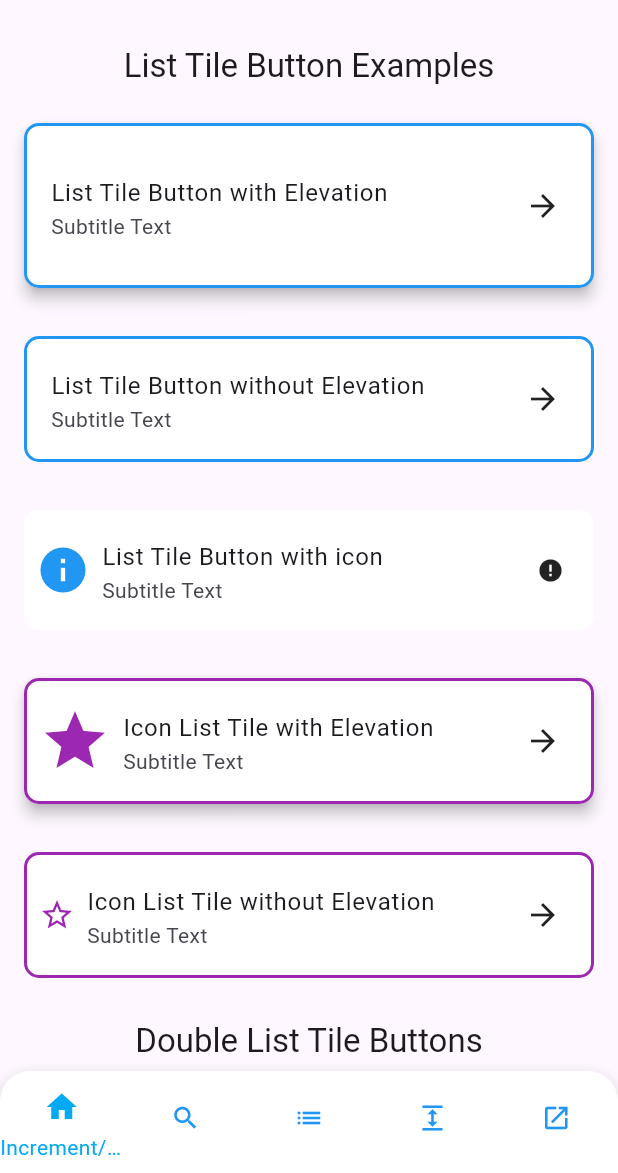
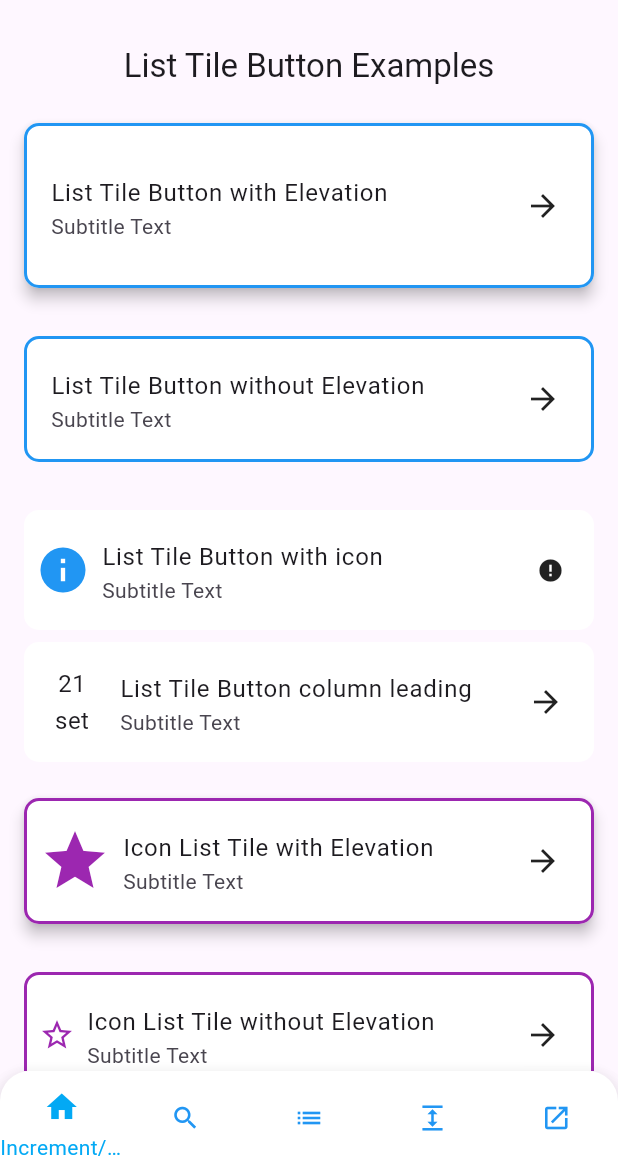
Before and after one commit to FrenkyDema/risto_widgets, a Flutter app: the screen it shows after launch, swiped to page 3, on a phone screen of 412 x 824 dp, the part 63-1236 px from its top. Run offline on Flutter 3.47's test engine with Material 3 defaults, Android fonts, the phone set to English and light mode, and no system bars.

Commit message:
Refactoring widgets customization fields (#56)
* Add Height and Weight

Refactoring

* Update single_press_button_test.dart

Update tests

* Change color to backgroundColor

Update example
Refactoring

* Fix ListTileButton

Adding padding to all List tile section
Fix right leading scaling
Update example
Refactoring

```diff
--- a/example/lib/pages/action_button_page.dart
+++ b/example/lib/pages/action_button_page.dart
@@ -111,7 +111,7 @@ class _ActionButtonPageState extends State<ActionButtonPage> {
         SinglePressButton(
           onPressed: _incrementCounterAsync,
           margin: const EdgeInsets.symmetric(vertical: 8),
-          color: Colors.purple,
+          backgroundColor: Colors.purple,
           disabledColor: Colors.purple.shade200,
           borderRadius: 8.0,
           elevation: 4.0,
--- a/example/lib/pages/list_tile_button_page.dart
+++ b/example/lib/pages/list_tile_button_page.dart
@@ -50,6 +50,31 @@ class ListTileButtonPage extends StatelessWidget {
             ),
             leading: const Icon(Icons.info, color: Colors.blue),
             leadingSizeFactor: 1.5,
+          ),
+          ListTileButton(
+            onPressed: () => {},
+            backgroundColor: Colors.white,
+            leading: const Column(
+              mainAxisAlignment: MainAxisAlignment.center,
+              crossAxisAlignment: CrossAxisAlignment.center,
+              children: [
+                Text("21"),
+                Padding(
+                  padding: EdgeInsets.only(top: 2.0),
+                  child: Text("set"),
+                )
+              ],
+            ),
+            leadingSizeFactor: 2,
+            trailing: const Icon(Icons.arrow_forward),
+            subtitle: const Text('Subtitle Text'),
+            body: const Row(
+              mainAxisAlignment: MainAxisAlignment.start,
+              crossAxisAlignment: CrossAxisAlignment.start,
+              children: <Widget>[
+                Text('List Tile Button column leading'),
+              ],
+            ),
           ),
           const SizedBox(height: 16),
           IconListTileButton(
--- a/lib/widgets/buttons/list_tile_button.dart
+++ b/lib/widgets/buttons/list_tile_button.dart
@@ -29,8 +29,14 @@ class ListTileButton extends StatelessWidget {
   /// Internal padding within the tile.
   final EdgeInsetsGeometry? padding;
 
-  /// Padding for the content within the [ListTile].
-  final EdgeInsetsGeometry? contentPadding;
+  /// Padding for the [body] within the [ListTile].
+  final EdgeInsetsGeometry? bodyPadding;
+
+  /// Padding around the [leading] widget.
+  final EdgeInsetsGeometry? leadingPadding;
+
+  /// Padding around the [trailing] widget.
+  final EdgeInsetsGeometry? trailingPadding;
 
   // Content
 
@@ -83,7 +89,9 @@ class ListTileButton extends StatelessWidget {
     this.onLongPress,
     this.margin,
     this.padding,
-    this.contentPadding,
+    this.bodyPadding,
+    this.leadingPadding,
+    this.trailingPadding,
     this.leading,
     this.leadingSizeFactor = 1.0,
     required this.body,
@@ -102,17 +110,32 @@ class ListTileButton extends StatelessWidget {
   Widget build(BuildContext context) {
     Widget? leadingWidget;
     if (leading != null) {
-      leadingWidget = Center(
+      leadingWidget = Padding(
+        padding: leadingPadding ?? EdgeInsets.zero,
+        child: Center(
           child: SizedBox(
             key: const Key('leading_wrapper'),
             // Added Key for testing
             width: 24.0 * leadingSizeFactor,
             height: 24.0 * leadingSizeFactor,
             child: FittedBox(
-            fit: BoxFit.fill,
+              fit: BoxFit.contain,
               alignment: Alignment.center,
               child: leading,
             ),
+          ),
+        ),
+      );
+    }
+
+    Widget? trailingWidget;
+    if (trailing != null) {
+      trailingWidget = Padding(
+        padding: trailingPadding ?? const EdgeInsets.only(right: 12),
+        child: Container(
+          alignment: Alignment.center,
+          height: double.infinity,
+          child: trailing,
         ),
       );
     }
@@ -144,20 +167,14 @@ class ListTileButton extends StatelessWidget {
                         titleAlignment: bodyAlignment,
                         visualDensity: visualDensity ?? VisualDensity.compact,
                         contentPadding:
-                            contentPadding ?? const EdgeInsets.only(left: 8),
+                            bodyPadding ?? const EdgeInsets.only(left: 8),
                         minVerticalPadding: 0,
                         minLeadingWidth: 0,
                         title: body,
                         subtitle: subtitle,
                       ),
                     ),
-                    if (trailing != null)
-                      Container(
-                        margin: const EdgeInsets.only(right: 12),
-                        alignment: Alignment.center,
-                        height: double.infinity,
-                        child: trailing,
-                      ),
+                    if (trailingWidget != null) trailingWidget,
                   ],
                 ),
               ),
@@ -193,8 +210,14 @@ class IconListTileButton extends StatelessWidget {
   /// Internal padding within the tile.
   final EdgeInsetsGeometry? padding;
 
-  /// Padding for the content within the [ListTile].
-  final EdgeInsetsGeometry? contentPadding;
+  /// Padding for the [body] within the [ListTile].
+  final EdgeInsetsGeometry? bodyPadding;
+
+  /// Padding around the [leading] widget.
+  final EdgeInsetsGeometry? leadingPadding;
+
+  /// Padding around the [trailing] widget.
+  final EdgeInsetsGeometry? trailingPadding;
 
   // Content
 
@@ -227,6 +250,9 @@ class IconListTileButton extends StatelessWidget {
   /// Elevation of the tile's shadow.
   final double? elevation;
 
+  /// Border radius of the tile's rounded corners.
+  final double borderRadius;
+
   /// Creates an [IconListTileButton] with an icon and customizable content.
   const IconListTileButton({
     super.key,
@@ -241,8 +267,11 @@ class IconListTileButton extends StatelessWidget {
     this.leadingSizeFactor = 1.0,
     this.margin,
     this.padding,
-    this.contentPadding,
+    this.bodyPadding,
+    this.leadingPadding,
+    this.trailingPadding,
     this.elevation,
+    this.borderRadius = 10,
   });
 
   @override
@@ -250,10 +279,13 @@ class IconListTileButton extends StatelessWidget {
     return ListTileButton(
       margin: margin,
       padding: padding,
-      contentPadding: contentPadding,
+      bodyPadding: bodyPadding,
+      leadingPadding: leadingPadding,
+      trailingPadding: trailingPadding,
       backgroundColor: backgroundColor,
       borderColor: borderColor,
       elevation: elevation,
+      borderRadius: borderRadius,
       body: title,
       subtitle: subtitle,
       trailing: trailing,
--- a/lib/widgets/buttons/single_press_button.dart
+++ b/lib/widgets/buttons/single_press_button.dart
@@ -19,10 +19,12 @@ import 'custom_action_button.dart';
 ///   },
 ///   child: Text('Submit'),
 ///   showLoadingIndicator: true,
-///   color: Colors.blue,
+///   backgroundColor: Colors.blue,
 ///   disabledColor: Colors.blueAccent,
 ///   borderRadius: 12.0,
 ///   padding: EdgeInsets.symmetric(horizontal: 24, vertical: 12),
+///   width: 200,
+///   height: 50,
 ///   onStartProcessing: () {
 ///     // Optional: Actions to perform when processing starts.
 ///   },
@@ -59,7 +61,7 @@ class SinglePressButton extends StatefulWidget {
   /// The background color of the button when enabled.
   ///
   /// If not specified, the button uses the theme's primary color.
-  final Color? color;
+  final Color? backgroundColor;
 
   /// The background color of the button when disabled.
   ///
@@ -101,6 +103,16 @@ class SinglePressButton extends StatefulWidget {
   /// If not specified, it defaults to the theme's [ColorScheme.onPrimary].
   final Color? loadingIndicatorColor;
 
+  /// The width of the button.
+  ///
+  /// If not specified, the button will size itself based on its child's size constraints.
+  final double? width;
+
+  /// The height of the button.
+  ///
+  /// If not specified, the button will size itself based on its child's size constraints.
+  final double? height;
+
   /// Callback invoked when the button starts processing.
   ///
   /// Useful for triggering actions like disabling other UI elements.
@@ -126,7 +138,7 @@ class SinglePressButton extends StatefulWidget {
     required this.onPressed,
     this.padding,
     this.margin,
-    this.color,
+    this.backgroundColor,
     this.disabledColor,
     this.borderRadius = 8.0,
     this.textStyle,
@@ -134,6 +146,8 @@ class SinglePressButton extends StatefulWidget {
     this.shape,
     this.showLoadingIndicator = false,
     this.loadingIndicatorColor,
+    this.width,
+    this.height,
     this.onStartProcessing,
     this.onFinishProcessing,
     this.onError,
@@ -190,12 +204,12 @@ class _SinglePressButtonState extends State<SinglePressButton> {
     // Determine the button's background color based on its state.
     final Color backgroundColor = _isProcessing
         ? (widget.disabledColor ?? Theme.of(context).disabledColor)
-        : (widget.color ?? Theme.of(context).primaryColor);
+        : (widget.backgroundColor ?? Theme.of(context).primaryColor);
 
     // Determine the text style, merging with provided [textStyle] if any.
     final TextStyle effectiveTextStyle = widget.textStyle ??
         Theme.of(context).textTheme.labelLarge!.copyWith(
-              color: widget.color != null
+              color: widget.backgroundColor != null
                   ? Theme.of(context).colorScheme.onPrimary
                   : Theme.of(context).textTheme.labelLarge!.color,
             );
@@ -209,6 +223,8 @@ class _SinglePressButtonState extends State<SinglePressButton> {
         borderRadius: widget.borderRadius,
         elevation: widget.elevation,
         shape: widget.shape,
+        width: widget.width,
+        height: widget.height,
         child: Stack(
           alignment: Alignment.center,
           children: [
```
Also changed, not shown: 2 other files. Lines whose indentation alone changed are shown as unchanged.
